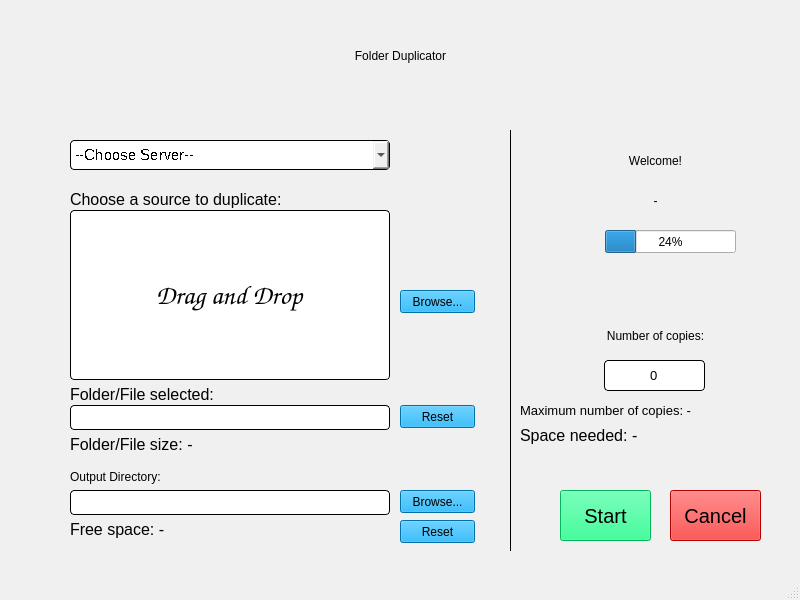
Before: the Qt Designer form UI/Duplicator.ui in eezhengleong/Duplicator, drawn with Qt 5.
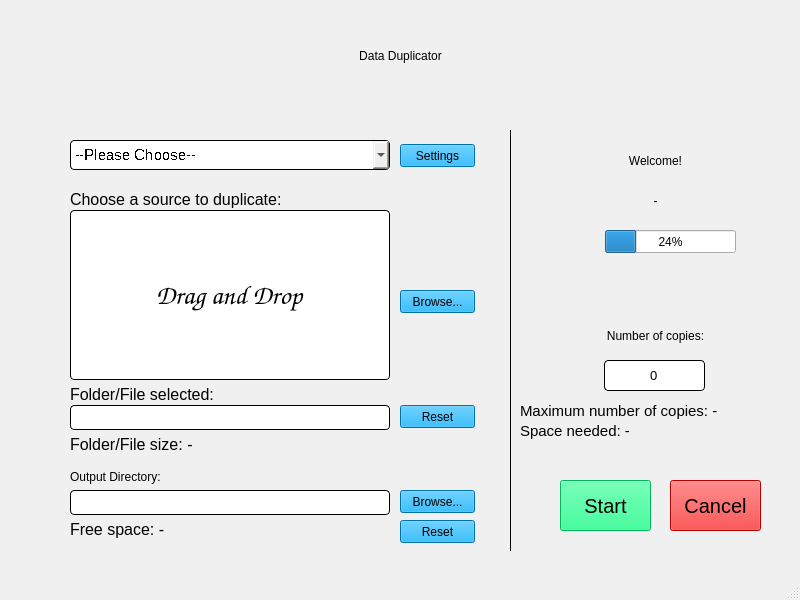
After: the same form once the commit is applied. Custom widgets are drawn as their Qt base class.

Diff of the .ui file:
```diff
--- a/UI/Duplicator.ui
+++ b/UI/Duplicator.ui
@@ -43,7 +43,7 @@
      <string notr="true">font: 26pt &quot;Reem Kufi&quot;;</string>
     </property>
     <property name="text">
-     <string>Folder Duplicator</string>
+     <string>Data Duplicator</string>
     </property>
     <property name="alignment">
      <set>Qt::AlignCenter</set>
@@ -107,11 +107,11 @@
      <bool>false</bool>
     </property>
     <property name="currentText">
-     <string>--Choose Server--</string>
+     <string>--Please Choose--</string>
     </property>
     <item>
      <property name="text">
-      <string>--Choose Server--</string>
+      <string>--Please Choose--</string>
      </property>
     </item>
     <item>
@@ -304,7 +304,7 @@
     <property name="geometry">
      <rect>
       <x>560</x>
-      <y>490</y>
+      <y>480</y>
       <width>91</width>
       <height>51</height>
      </rect>
@@ -382,7 +382,7 @@
      <rect>
       <x>70</x>
       <y>520</y>
-      <width>271</width>
+      <width>321</width>
       <height>31</height>
      </rect>
     </property>
@@ -457,7 +457,7 @@
     <property name="geometry">
      <rect>
       <x>670</x>
-      <y>490</y>
+      <y>480</y>
       <width>91</width>
       <height>51</height>
      </rect>
@@ -583,7 +583,7 @@
     <property name="font">
      <font>
       <family>MS Shell Dlg 2</family>
-      <pointsize>10</pointsize>
+      <pointsize>11</pointsize>
       <weight>50</weight>
       <italic>false</italic>
       <bold>false</bold>
@@ -603,7 +603,7 @@
     <property name="geometry">
      <rect>
       <x>520</x>
-      <y>425</y>
+      <y>420</y>
       <width>271</width>
       <height>21</height>
      </rect>
@@ -611,7 +611,7 @@
     <property name="font">
      <font>
       <family>MS Shell Dlg 2</family>
-      <pointsize>12</pointsize>
+      <pointsize>11</pointsize>
       <weight>50</weight>
       <italic>false</italic>
       <bold>false</bold>
@@ -627,6 +627,27 @@
      <set>Qt::AlignLeading|Qt::AlignLeft|Qt::AlignVCenter</set>
     </property>
    </widget>
+   <widget class="QPushButton" name="settingsbtn">
+    <property name="geometry">
+     <rect>
+      <x>400</x>
+      <y>144</y>
+      <width>75</width>
+      <height>23</height>
+     </rect>
+    </property>
+    <property name="styleSheet">
+     <string notr="true">QPushButton{
+background-color: rgb(0, 157, 235);
+}
+QPushButton:hover{background-color: rgb(85, 170, 255);}
+
+</string>
+    </property>
+    <property name="text">
+     <string>Settings</string>
+    </property>
+   </widget>
   </widget>
   <widget class="QMenuBar" name="menubar">
    <property name="geometry">
```
